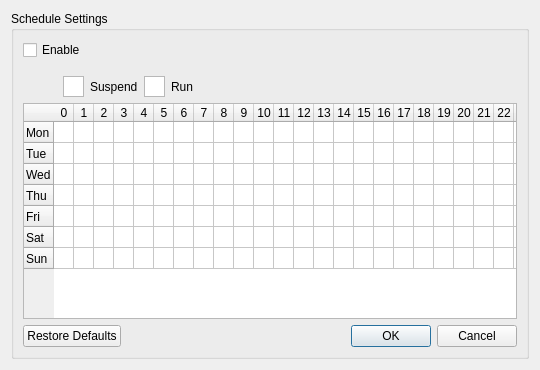
The window that src/gui/schedulesettings.ui (nextcloud/desktop) describes before a commit, drawn with Qt 5.
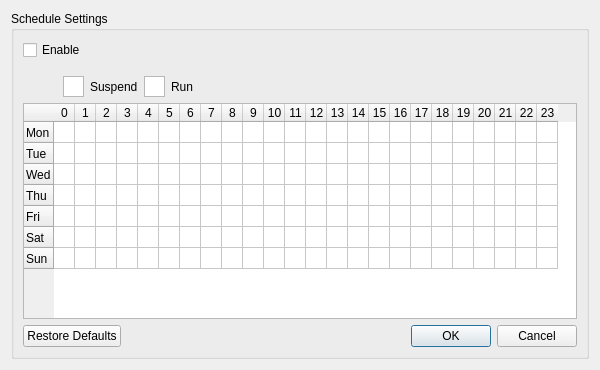
The same window after the commit.

```diff
--- a/src/gui/schedulesettings.ui
+++ b/src/gui/schedulesettings.ui
@@ -6,13 +6,13 @@
    <rect>
     <x>0</x>
     <y>0</y>
-    <width>540</width>
+    <width>600</width>
     <height>370</height>
    </rect>
   </property>
   <property name="minimumSize">
    <size>
-    <width>540</width>
+    <width>600</width>
     <height>370</height>
    </size>
   </property>
@@ -213,10 +213,10 @@
          <bool>true</bool>
         </attribute>
         <attribute name="horizontalHeaderDefaultSectionSize">
-         <number>19</number>
+         <number>21</number>
         </attribute>
         <attribute name="horizontalHeaderMinimumSectionSize">
-         <number>19</number>
+         <number>21</number>
         </attribute>
         <attribute name="verticalHeaderVisible">
          <bool>true</bool>
```
Left out of the diff: 5 changed lines with no effect on the pictures.
